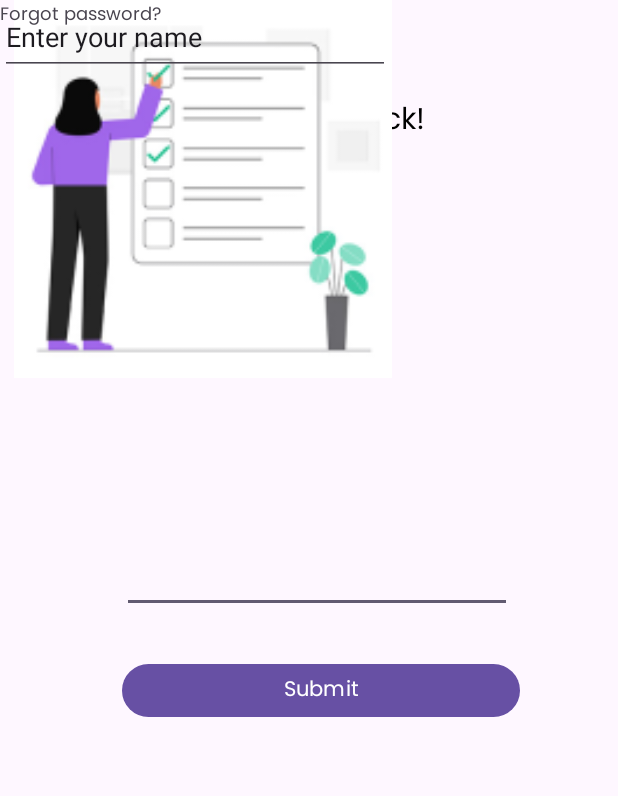
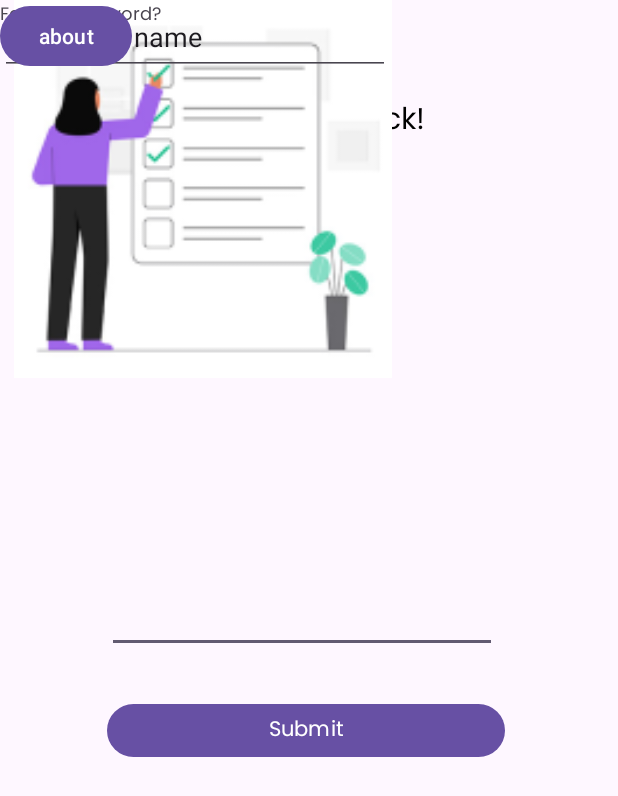
Before and after one commit to kaverikhode/to_do, an Android app: the screen it shows after launch (MainActivity), on a phone screen of 412 x 824 dp. Shown: the top 796 px of the screen. Run offline under Robolectric (Android 15) with nearby library versions, the phone set to English and light mode, and no system bars; 1 statement that could not run was skipped.

Commit message:
about button added

```diff
--- a/app/src/main/res/layout/activity_main.xml
+++ b/app/src/main/res/layout/activity_main.xml
@@ -37,10 +37,10 @@
         android:inputType="textPassword"
         app:layout_constraintBottom_toBottomOf="parent"
         app:layout_constraintEnd_toEndOf="parent"
-        app:layout_constraintHorizontal_bias="0.533"
+        app:layout_constraintHorizontal_bias="0.47"
         app:layout_constraintStart_toStartOf="parent"
         app:layout_constraintTop_toBottomOf="@+id/imageView"
-        app:layout_constraintVertical_bias="0.217" />
+        app:layout_constraintVertical_bias="0.268" />
 
     <EditText
         android:id="@+id/editTextText"
@@ -61,10 +61,10 @@
         android:text="Submit"
         app:layout_constraintBottom_toBottomOf="parent"
         app:layout_constraintEnd_toEndOf="parent"
-        app:layout_constraintHorizontal_bias="0.554"
+        app:layout_constraintHorizontal_bias="0.486"
         app:layout_constraintStart_toStartOf="parent"
         app:layout_constraintTop_toBottomOf="@+id/editTextTextPassword"
-        app:layout_constraintVertical_bias="0.081" />
+        app:layout_constraintVertical_bias="0.086" />
 
     <TextView
         android:id="@+id/forgotpassword"
@@ -73,8 +73,16 @@
         android:fontFamily="@font/poppins"
         android:text="Forgot password?"
         android:textSize="12sp"
+        tools:ignore="MissingConstraints"
         tools:layout_editor_absoluteX="151dp"
-        tools:layout_editor_absoluteY="574dp"
-        tools:ignore="MissingConstraints" />
+        tools:layout_editor_absoluteY="573dp" />
+
+    <Button
+        android:id="@+id/button4"
+        android:layout_width="wrap_content"
+        android:layout_height="wrap_content"
+        android:text="about"
+        tools:layout_editor_absoluteX="161dp"
+        tools:layout_editor_absoluteY="632dp" />
 
 </androidx.constraintlayout.widget.ConstraintLayout>
--- a/app/src/main/res/layout/main_page.xml
+++ b/app/src/main/res/layout/main_page.xml
@@ -22,8 +22,8 @@
 
     <Button
         android:id="@+id/button2"
-        android:layout_width="wrap_content"
-        android:layout_height="wrap_content"
+        android:layout_width="90dp"
+        android:layout_height="52dp"
         android:fontFamily="@font/poppins"
         android:text="Add"
         app:layout_constraintBottom_toBottomOf="parent"
```
